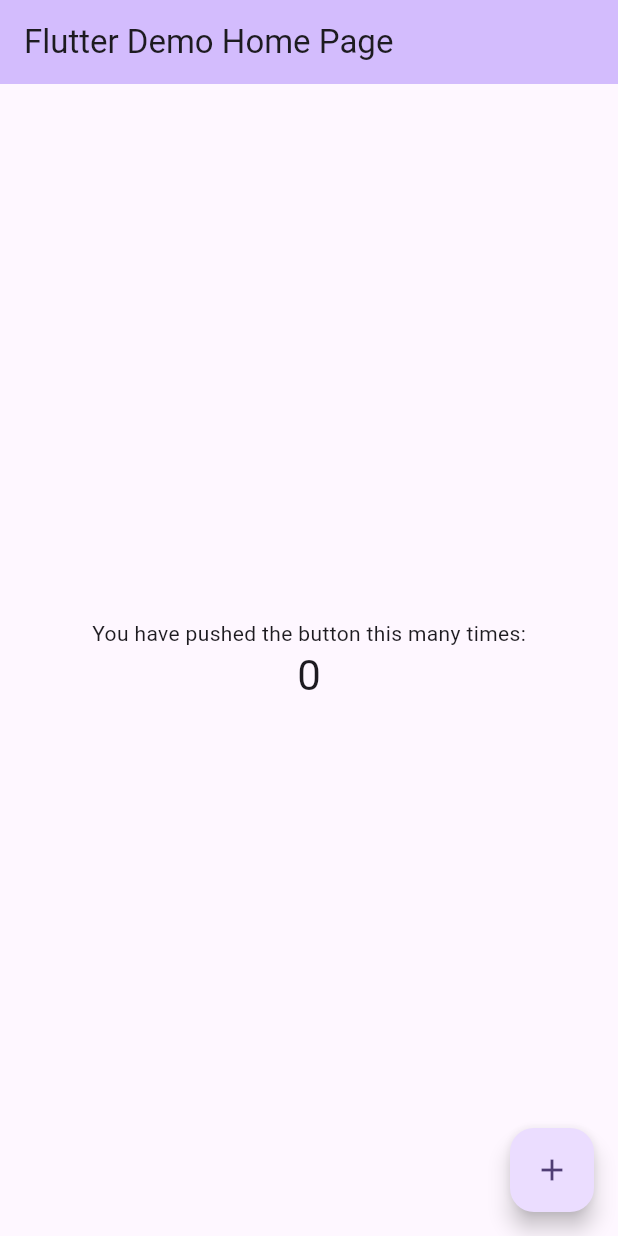
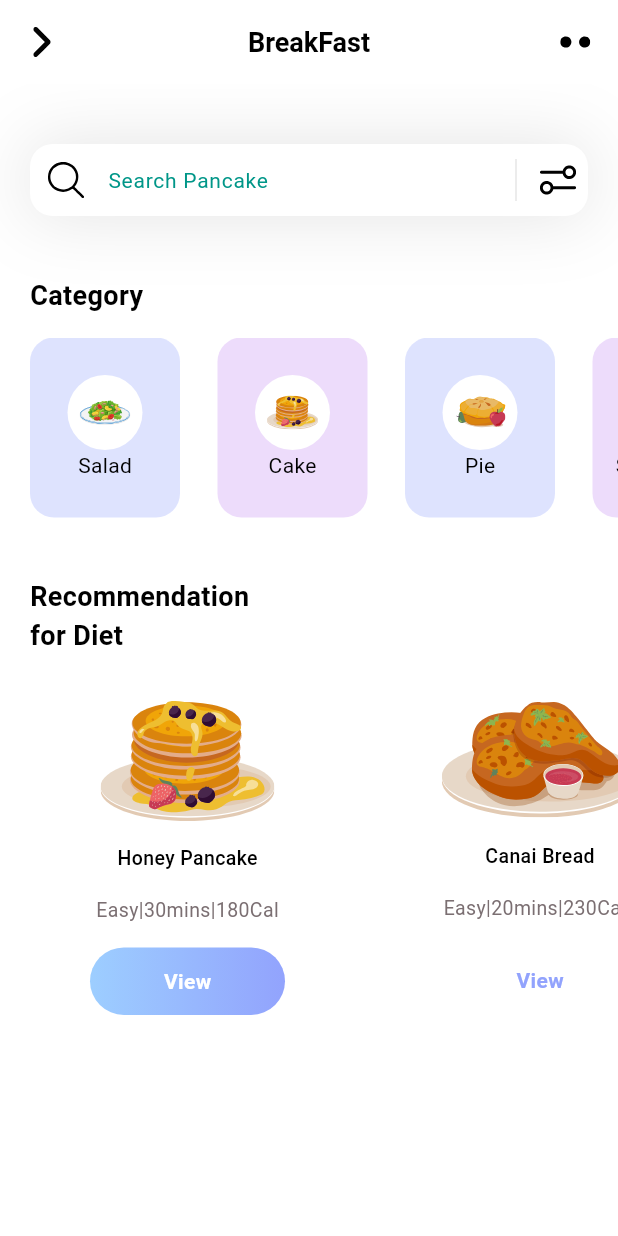
Before and after one commit to UroojAsad/MyFirstApplication, a Flutter app: the screen it shows after launch, on a phone screen of 412 x 824 dp. Run offline on Flutter 3.47's test engine with Material 3 defaults, Android fonts, the phone set to English and light mode, and no system bars; our stand-ins replace flutter_svg.

```diff
--- a/lib/main.dart
+++ b/lib/main.dart
@@ -1,4 +1,5 @@
 import 'package:flutter/material.dart';
+import 'package:myfirstapplication/pages/home.dart';
 
 void main() {
   runApp(const MyApp());
@@ -10,116 +11,6 @@ class MyApp extends StatelessWidget {
   // This widget is the root of your application.
   @override
   Widget build(BuildContext context) {
-    return MaterialApp(
-      title: 'Flutter Demo',
-      theme: ThemeData(
-        // This is the theme of your application.
-        //
-        // TRY THIS: Try running your application with "flutter run". You'll see
-        // the application has a purple toolbar. Then, without quitting the app,
-        // try changing the seedColor in the colorScheme below to Colors.green
-        // and then invoke "hot reload" (save your changes or press the "hot
-        // reload" button in a Flutter-supported IDE, or press "r" if you used
-        // the command line to start the app).
-        //
-        // Notice that the counter didn't reset back to zero; the application
-        // state is not lost during the reload. To reset the state, use hot
-        // restart instead.
-        //
-        // This works for code too, not just values: Most code changes can be
-        // tested with just a hot reload.
-        colorScheme: ColorScheme.fromSeed(seedColor: Colors.deepPurple),
-        useMaterial3: true,
-      ),
-      home: const MyHomePage(title: 'Flutter Demo Home Page'),
-    );
+    return MaterialApp(debugShowCheckedModeBanner: false, home: HomePage());
   }
 }
-
-class MyHomePage extends StatefulWidget {
-  const MyHomePage({super.key, required this.title});
-
-  // This widget is the home page of your application. It is stateful, meaning
-  // that it has a State object (defined below) that contains fields that affect
-  // how it looks.
-
-  // This class is the configuration for the state. It holds the values (in this
-  // case the title) provided by the parent (in this case the App widget) and
-  // used by the build method of the State. Fields in a Widget subclass are
-  // always marked "final".
-
-  final String title;
-
-  @override
-  State<MyHomePage> createState() => _MyHomePageState();
-}
-
-class _MyHomePageState extends State<MyHomePage> {
-  int _counter = 0;
-
-  void _incrementCounter() {
-    setState(() {
-      // This call to setState tells the Flutter framework that something has
-      // changed in this State, which causes it to rerun the build method below
-      // so that the display can reflect the updated values. If we changed
-      // _counter without calling setState(), then the build method would not be
-      // called again, and so nothing would appear to happen.
-      _counter++;
-    });
-  }
-
-  @override
-  Widget build(BuildContext context) {
-    // This method is rerun every time setState is called, for instance as done
-    // by the _incrementCounter method above.
-    //
-    // The Flutter framework has been optimized to make rerunning build methods
-    // fast, so that you can just rebuild anything that needs updating rather
-    // than having to individually change instances of widgets.
-    return Scaffold(
-      appBar: AppBar(
-        // TRY THIS: Try changing the color here to a specific color (to
-        // Colors.amber, perhaps?) and trigger a hot reload to see the AppBar
-        // change color while the other colors stay the same.
-        backgroundColor: Theme.of(context).colorScheme.inversePrimary,
-        // Here we take the value from the MyHomePage object that was created by
-        // the App.build method, and use it to set our appbar title.
-        title: Text(widget.title),
-      ),
-      body: Center(
-        // Center is a layout widget. It takes a single child and positions it
-        // in the middle of the parent.
-        child: Column(
-          // Column is also a layout widget. It takes a list of children and
-          // arranges them vertically. By default, it sizes itself to fit its
-          // children horizontally, and tries to be as tall as its parent.
-          //
-          // Column has various properties to control how it sizes itself and
-          // how it positions its children. Here we use mainAxisAlignment to
-          // center the children vertically; the main axis here is the vertical
-          // axis because Columns are vertical (the cross axis would be
-          // horizontal).
-          //
-          // TRY THIS: Invoke "debug painting" (choose the "Toggle Debug Paint"
-          // action in the IDE, or press "p" in the console), to see the
-          // wireframe for each widget.
-          mainAxisAlignment: MainAxisAlignment.center,
-          children: <Widget>[
-            const Text(
-              'You have pushed the button this many times:',
-            ),
-            Text(
-              '$_counter',
-              style: Theme.of(context).textTheme.headlineMedium,
-            ),
-          ],
-        ),
-      ),
-      floatingActionButton: FloatingActionButton(
-        onPressed: _incrementCounter,
-        tooltip: 'Increment',
-        child: const Icon(Icons.add),
-      ), // This trailing comma makes auto-formatting nicer for build methods.
-    );
-  }
-}
--- /dev/null
+++ b/lib/models/category_model.dart
@@ -0,0 +1,46 @@
+import 'package:flutter/material.dart';
+
+class CategoryModel{
+  String name;
+  String iconpath;
+  Color boxColor;
+  CategoryModel(
+  {
+    required this.name,
+    required this.iconpath,
+    required this.boxColor,
+});
+
+  static  List<CategoryModel> getCategories(){
+    List<CategoryModel> categories= [];
+    categories.add(
+      CategoryModel(name: 'Salad',
+          iconpath: 'assests/icons/plate.svg',
+          boxColor: Color(0xff92A3Fd)
+      )
+    );
+
+    categories.add(
+        CategoryModel(name: 'Cake',
+            iconpath: 'assests/icons/pancakes.svg',
+            boxColor: Color(0xffC58BF2)
+        )
+    );
+
+    categories.add(
+        CategoryModel(name: 'Pie',
+            iconpath: 'assests/icons/pie.svg',
+            boxColor: Color(0xff92A3Fd)
+        )
+    );
+
+    categories.add(
+        CategoryModel(name: 'Smoothies',
+            iconpath: 'assests/icons/orange-snacks.svg',
+            boxColor: Color(0xffC58BF2)
+        )
+    );
+    return categories;
+
+  }
+}
--- /dev/null
+++ b/lib/models/diet_model.dart
@@ -0,0 +1,46 @@
+class DietModel{
+  String name;
+  String iconPath;
+  String level;
+  String duration;
+  String calories;
+  bool viewIsSelected;
+
+
+  DietModel(
+  {
+    required this.name,
+    required this.iconPath,
+    required this.level,
+    required this.duration,
+    required this.calories,
+    required this.viewIsSelected,
+
+});
+  static List<DietModel> getDiets(){
+    List < DietModel > diets = [];
+
+    diets.add(
+      DietModel(
+          name: 'Honey Pancake',
+          iconPath: 'assests/icons/honey-pancakes.svg',
+          level: 'Easy',
+          duration: '30mins',
+          calories: '180Cal',
+          viewIsSelected: true,
+         )
+    );
+
+diets.add(
+  DietModel(
+      name: 'Canai Bread',
+      iconPath: 'assests/icons/canai-bread.svg',
+      level: 'Easy',
+      duration: '20mins',
+      calories: '230Cals',
+      viewIsSelected: false,
+      )
+);
+return diets;
+  }
+}
--- /dev/null
+++ b/lib/pages/home.dart
@@ -0,0 +1,306 @@
+import 'package:flutter/material.dart';
+import 'package:flutter_svg/svg.dart';
+import 'package:myfirstapplication/models/category_model.dart';
+import 'package:myfirstapplication/models/diet_model.dart';
+
+class HomePage extends StatefulWidget {
+   HomePage({super.key});
+
+  @override
+  State<HomePage> createState() => _HomePageState();
+}
+
+class _HomePageState extends State<HomePage> {
+  List<CategoryModel> categories = [];
+  List<DietModel> diets = [];
+
+  void _getInitialInfo() {
+
+    categories = CategoryModel.getCategories();
+    diets= DietModel.getDiets();
+  }
+
+  @override
+  Widget build(BuildContext context) {
+  _getInitialInfo();
+    return Scaffold(
+      appBar: myappbar(),
+      backgroundColor: Colors.white ,
+      body: _recommendation());
+    return const Placeholder();
+  }
+
+  Column _recommendation() {
+    return Column(
+      crossAxisAlignment: CrossAxisAlignment.start,
+      children: [
+        searchField(),
+        SizedBox (height: 40,),
+      _categorysection(),
+        SizedBox(height: 40,),
+        Column(
+            crossAxisAlignment: CrossAxisAlignment.start,
+          children: [
+            Padding(
+              padding: const EdgeInsets.only(left: 20),
+              child: Text(
+                'Recommendation\nfor Diet',
+                style: TextStyle(
+                    color: Colors.black,
+                    fontSize: 18,
+                    fontWeight: FontWeight.w600
+                ),
+              ),
+            ),
+            SizedBox(height: 15,),
+            Container(
+
+              height: 240,
+              child: ListView.separated(
+                  itemBuilder: (context,index){
+                    return  Container(
+                      width: 210,
+                      decoration: BoxDecoration(
+                       // color: diets[index].boxColor.withOpacity(0.3),
+                        borderRadius: BorderRadius.circular(20)
+                      ),
+                      child: Column(
+                        mainAxisAlignment: MainAxisAlignment.spaceEvenly,
+                        children: [
+                          SvgPicture.asset(diets[index].iconPath),
+                          Text(
+                            diets[index].name,
+                            style: TextStyle(
+                              fontSize: 13,
+                              fontWeight: FontWeight.w500,
+                              color: Colors.black,
+
+                            ),
+                          ),
+                          Text(
+                            diets[index].level + '|' + diets[index].duration + '|'+ diets[index].calories,
+                            style: TextStyle(
+                              color: Color(0xff7B6F72),
+                              fontSize: 13,
+                              fontWeight: FontWeight.w400
+                            ),
+                          ),
+                       Container(
+                            height: 45,
+                            width: 130,
+                            child: Center(
+                              child: Text(
+                                'View',
+                                style: TextStyle(
+                                   color:  diets[index].viewIsSelected? Colors.white : Color(0xff92A3FD),
+                                  fontWeight: FontWeight.w600,
+                                  fontSize: 14
+
+                                ),
+                              ),
+                            ),
+                            decoration: BoxDecoration(
+                              gradient: LinearGradient(
+                                colors: [
+                                 diets[index].viewIsSelected? Color(0xff9DCEFF) : Colors.transparent,
+                                  diets[index].viewIsSelected? Color(0xff92A3FD) : Colors.transparent
+                                ],
+                              ),
+                              borderRadius: BorderRadius.circular(50)
+                            ),
+                          )
+                        ],
+                      ),
+                    );
+                  },
+                  separatorBuilder:(context,index) => SizedBox(width: 25,) ,
+                  itemCount: diets.length,
+                scrollDirection: Axis.horizontal,
+                padding: EdgeInsets.only(
+                  left: 20,
+                  right: 20
+                ),
+            ),
+  ),
+        ]
+
+        ),
+    ],
+  );
+  }
+
+  Column _categorysection() {
+    return Column(
+        crossAxisAlignment: CrossAxisAlignment.start,
+        children: [
+          Padding(
+            padding: const EdgeInsets.only(left: 20),
+            child: Text(
+              'Category',
+              style: TextStyle(
+                color: Colors.black,
+                fontSize: 18,
+                  fontWeight: FontWeight.w600
+              ),
+            ),
+  ),
+            SizedBox(height: 15,),
+            Container(
+              height: 120,
+
+              child: ListView.separated(
+                itemCount: categories.length,
+                  scrollDirection: Axis.horizontal,
+                  padding: EdgeInsets.only(
+                    left: 20,
+                    right: 20,
+                  ),
+                  separatorBuilder: (context,index) => SizedBox(width: 25,),
+                  itemBuilder: (context,index){
+                    return Container(
+                      width: 100,
+                      decoration: BoxDecoration(
+                        color: categories[index].boxColor.withOpacity(0.3),
+                        borderRadius: BorderRadius.circular(16)
+                      ),
+                      child: Column(
+                        mainAxisAlignment: MainAxisAlignment.center,
+                        children: [
+                          Container(
+                            width: 50,
+                            height: 50,
+                            decoration: BoxDecoration(
+                              color: Colors.white,
+                              shape: BoxShape.circle
+                            ),
+                            child: Padding(
+                              padding: const EdgeInsets.all(8.0),
+                              child: SvgPicture.asset(categories[index].iconpath),
+                            ),
+                          ),
+                          Text(
+                            categories[index].name,
+                            style: TextStyle(
+                              fontWeight: FontWeight.w400,
+                              color: Colors.black,
+                                fontSize: 14
+                            ),
+                          )
+                        ],
+                      ),
+                    );
+                  },
+              ),
+            )
+
+        ],
+      );
+  }
+
+  Container searchField() {
+    return Container(
+          margin: EdgeInsets.only(top: 40, left: 20 , right: 20),
+          decoration: BoxDecoration(
+            boxShadow: [
+              BoxShadow(
+                color: Colors.black26 .withOpacity(0.11),
+                blurRadius: 40,
+                spreadRadius: 0.0
+              )
+            ]
+          ),
+          child: TextField(
+            decoration: InputDecoration(
+              filled: true,
+              fillColor: Colors.white,
+              contentPadding: EdgeInsets.all(5),
+              hintText: 'Search Pancake',
+              hintStyle: TextStyle(
+                color: Colors.teal,
+                fontSize: 14
+              ),
+                prefixIcon: SizedBox(
+                  height: 40,
+                  width: 40,
+                  child: Padding(
+                  padding: const EdgeInsets.all(12),
+                  child: SvgPicture.asset('assests/icons/search-interface-symbol_54481.svg'),
+
+                                ),
+                ),
+                suffixIcon:  Container(
+                 width: 100,
+                  child: IntrinsicHeight(
+                    child: Row(
+                      mainAxisAlignment: MainAxisAlignment.end,
+                      children: [
+                        VerticalDivider(
+                          color: Colors.black,
+                          indent: 10,
+                          endIndent: 10,
+                          thickness: 0.1,
+                        ),
+                        SizedBox(
+                          height: 40,
+                          width: 40,
+                          child: Padding(
+                            padding: const EdgeInsets.all(8.0),
+                            child: SvgPicture.asset('assests/icons/settings_1077333.svg'),
+                          ),
+                        ),
+                      ],
+                    ),
+                  ),
+                ),
+              border: OutlineInputBorder(
+                borderRadius: BorderRadius.circular(15),
+                  borderSide:BorderSide.none
+
+              )
+
+            ),
+
+          ),
+
+
+        );
+  }
+
+  AppBar myappbar() {
+    return AppBar(backgroundColor: Colors.white,
+    title: Text('BreakFast',
+    style:  TextStyle(
+      color: Colors.black,
+      fontSize: 18,
+      fontWeight: FontWeight.bold
+    ),),
+    centerTitle: true,
+    leading: Container(
+      margin: EdgeInsets.all(10),
+      alignment: Alignment.center,
+      child: SvgPicture.asset('assests/icons/math.svg',
+        height: 20,
+        width: 20,),
+      decoration: BoxDecoration(
+
+            borderRadius: BorderRadius.circular(10)
+      ),
+    ),
+      actions: [
+        Container(
+          margin: EdgeInsets.all(10),
+          alignment: Alignment.center,
+          width: 37,
+          child: SvgPicture.asset('assests/icons/flickr-big-logo_80896.svg',
+            height: 20,
+            width: 20,),
+          decoration: BoxDecoration(
+
+              borderRadius: BorderRadius.circular(10)
+          ),
+        )
+
+      ],
+    );
+  }
+}
```
Also changed, not shown: pubspec.yaml (+3 -13 lines), assests/icons/canai-bread.svg (added), assests/icons/flickr-big-logo_80896.svg (added), assests/icons/honey-pancakes.svg (added), assests/icons/less-than-symbol.svg (added), assests/icons/math.svg (added), assests/icons/orange-juice.svg (added), assests/icons/orange-snacks.svg (added), assests/icons/pancakes.svg (added), assests/icons/pie.svg (added), assests/icons/plate.svg (added), assests/icons/search-interface-symbol_54481.svg (added), assests/icons/settings_1077333.svg (added), pubspec.lock, 1 other file.
